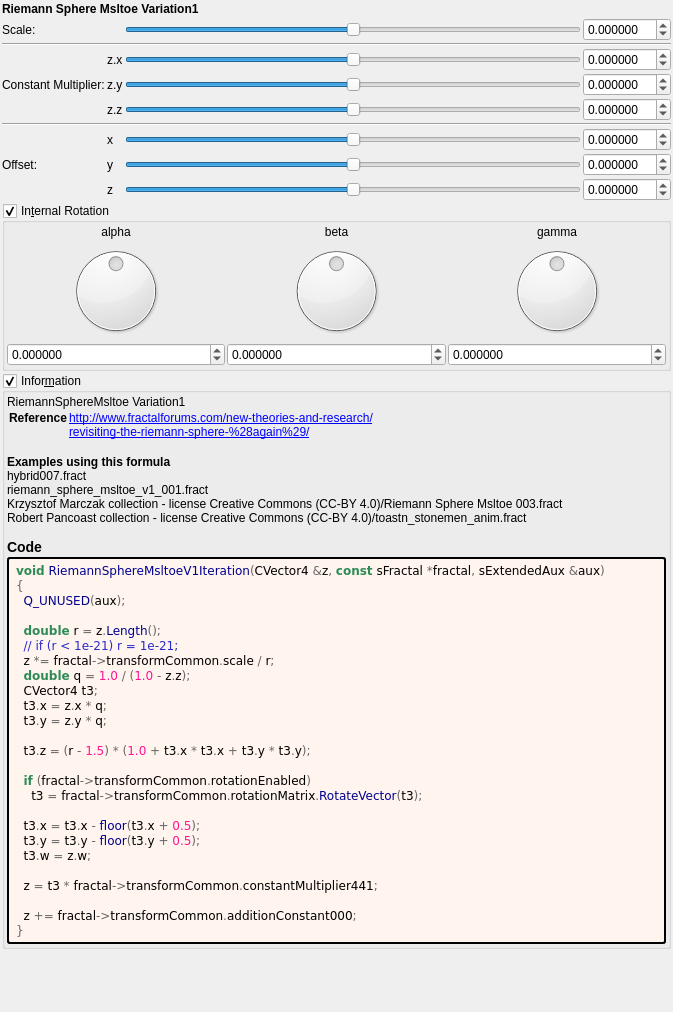
Above: mandelbulber2/formula/ui/fractal_riemann_sphere_msltoe_v1.ui from buddhi1980/mandelbulber2 before the change. Below: the same form after it.
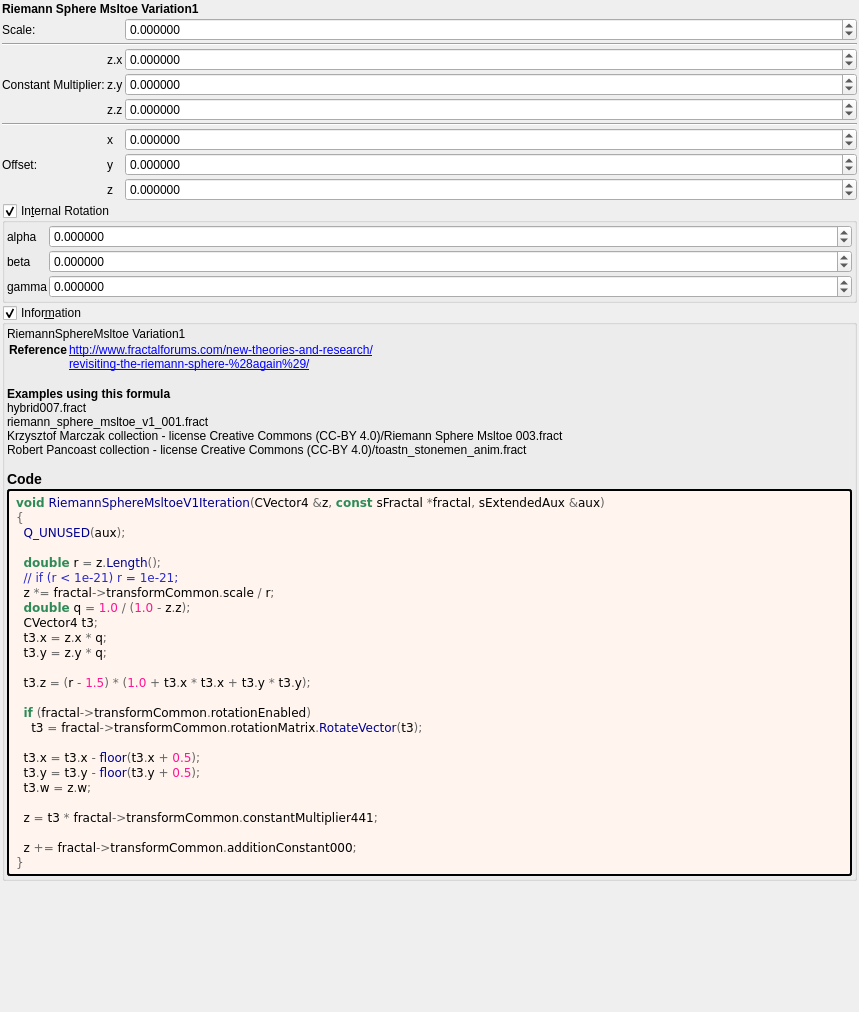
That is the form after the change. Custom widgets are drawn as their Qt base class.

Patch:
```diff
--- a/mandelbulber2/formula/ui/fractal_riemann_sphere_msltoe_v1.ui
+++ b/mandelbulber2/formula/ui/fractal_riemann_sphere_msltoe_v1.ui
@@ -6,7 +6,7 @@
    <rect>
     <x>0</x>
     <y>0</y>
-    <width>673</width>
+    <width>859</width>
     <height>1012</height>
    </rect>
   </property>
@@ -43,98 +43,10 @@
     </widget>
    </item>
    <item>
-    <layout class="QGridLayout" name="gridLayout_63">
+    <layout class="QGridLayout" name="gridLayout_63" columnstretch="0,0,0,1">
      <property name="spacing">
       <number>2</number>
      </property>
-     <item row="2" column="4">
-      <widget class="MyDoubleSpinBox" name="spinbox3_transf_constant_multiplier_441_x">
-       <property name="sizePolicy">
-        <sizepolicy hsizetype="Minimum" vsizetype="Maximum">
-         <horstretch>0</horstretch>
-         <verstretch>0</verstretch>
-        </sizepolicy>
-       </property>
-       <property name="prefix">
-        <string/>
-       </property>
-       <property name="suffix">
-        <string/>
-       </property>
-       <property name="decimals">
-        <number>6</number>
-       </property>
-       <property name="minimum">
-        <double>-99.989999999999995</double>
-       </property>
-       <property name="maximum">
-        <double>99.989999999999995</double>
-       </property>
-       <property name="singleStep">
-        <double>0.100000000000000</double>
-       </property>
-      </widget>
-     </item>
-     <item row="3" column="4">
-      <widget class="MyDoubleSpinBox" name="spinbox3_transf_constant_multiplier_441_y">
-       <property name="sizePolicy">
-        <sizepolicy hsizetype="Minimum" vsizetype="Maximum">
-         <horstretch>0</horstretch>
-         <verstretch>0</verstretch>
-        </sizepolicy>
-       </property>
-       <property name="prefix">
-        <string/>
-       </property>
-       <property name="suffix">
-        <string/>
-       </property>
-       <property name="decimals">
-        <number>6</number>
-       </property>
-       <property name="minimum">
-        <double>-99.989999999999995</double>
-       </property>
-       <property name="maximum">
-        <double>99.989999999999995</double>
-       </property>
-       <property name="singleStep">
-        <double>0.100000000000000</double>
-       </property>
-      </widget>
-     </item>
-     <item row="3" column="1">
-      <widget class="QLabel" name="label_108">
-       <property name="text">
-        <string>Constant Multiplier:</string>
-       </property>
-      </widget>
-     </item>
-     <item row="4" column="3">
-      <widget class="QSlider" name="slider3_transf_constant_multiplier_441_z">
-       <property name="sizePolicy">
-        <sizepolicy hsizetype="Expanding" vsizetype="Maximum">
-         <horstretch>0</horstretch>
-         <verstretch>0</verstretch>
-        </sizepolicy>
-       </property>
-       <property name="minimum">
-        <number>-10000000</number>
-       </property>
-       <property name="maximum">
-        <number>10000000</number>
-       </property>
-       <property name="value">
-        <number>0</number>
-       </property>
-       <property name="sliderPosition">
-        <number>0</number>
-       </property>
-       <property name="orientation">
-        <enum>Qt::Horizontal</enum>
-       </property>
-      </widget>
-     </item>
      <item row="4" column="2">
       <widget class="QLabel" name="label_111">
        <property name="text">
@@ -142,45 +54,66 @@
        </property>
       </widget>
      </item>
-     <item row="4" column="4">
-      <widget class="MyDoubleSpinBox" name="spinbox3_transf_constant_multiplier_441_z">
-       <property name="sizePolicy">
-        <sizepolicy hsizetype="Minimum" vsizetype="Maximum">
-         <horstretch>0</horstretch>
-         <verstretch>0</verstretch>
-        </sizepolicy>
-       </property>
-       <property name="prefix">
-        <string/>
-       </property>
-       <property name="suffix">
-        <string/>
-       </property>
-       <property name="decimals">
-        <number>6</number>
-       </property>
-       <property name="minimum">
-        <double>-99.989999999999995</double>
-       </property>
-       <property name="maximum">
-        <double>99.989999999999995</double>
-       </property>
-       <property name="singleStep">
-        <double>0.100000000000000</double>
-       </property>
-      </widget>
-     </item>
-     <item row="1" column="1" colspan="4">
-      <widget class="Line" name="line_55">
-       <property name="orientation">
-        <enum>Qt::Horizontal</enum>
-       </property>
-      </widget>
-     </item>
-     <item row="7" column="1">
-      <widget class="QLabel" name="label_255">
+     <item row="3" column="2">
+      <widget class="QLabel" name="label_110">
        <property name="text">
-        <string>Offset:</string>
+        <string notr="true">z.y</string>
+       </property>
+      </widget>
+     </item>
+     <item row="6" column="3">
+      <widget class="MyDoubleSpinBox" name="spinbox3_transf_addition_constant_x">
+       <property name="sizePolicy">
+        <sizepolicy hsizetype="Minimum" vsizetype="Maximum">
+         <horstretch>0</horstretch>
+         <verstretch>0</verstretch>
+        </sizepolicy>
+       </property>
+       <property name="prefix">
+        <string/>
+       </property>
+       <property name="suffix">
+        <string/>
+       </property>
+       <property name="decimals">
+        <number>6</number>
+       </property>
+       <property name="minimum">
+        <double>-99.989999999999995</double>
+       </property>
+       <property name="maximum">
+        <double>99.989999999999995</double>
+       </property>
+       <property name="singleStep">
+        <double>0.100000000000000</double>
+       </property>
+      </widget>
+     </item>
+     <item row="3" column="3">
+      <widget class="MyDoubleSpinBox" name="spinbox3_transf_constant_multiplier_441_y">
+       <property name="sizePolicy">
+        <sizepolicy hsizetype="Minimum" vsizetype="Maximum">
+         <horstretch>0</horstretch>
+         <verstretch>0</verstretch>
+        </sizepolicy>
+       </property>
+       <property name="prefix">
+        <string/>
+       </property>
+       <property name="suffix">
+        <string/>
+       </property>
+       <property name="decimals">
+        <number>6</number>
+       </property>
+       <property name="minimum">
+        <double>-99.989999999999995</double>
+       </property>
+       <property name="maximum">
+        <double>99.989999999999995</double>
+       </property>
+       <property name="singleStep">
+        <double>0.100000000000000</double>
        </property>
       </widget>
      </item>
@@ -191,7 +124,63 @@
        </property>
       </widget>
      </item>
-     <item row="0" column="4">
+     <item row="2" column="2">
+      <widget class="QLabel" name="label_109">
+       <property name="text">
+        <string notr="true">z.x</string>
+       </property>
+      </widget>
+     </item>
+     <item row="6" column="2">
+      <widget class="QLabel" name="label_112">
+       <property name="text">
+        <string notr="true">x</string>
+       </property>
+      </widget>
+     </item>
+     <item row="8" column="2">
+      <widget class="QLabel" name="label_114">
+       <property name="text">
+        <string notr="true">z</string>
+       </property>
+      </widget>
+     </item>
+     <item row="3" column="1">
+      <widget class="QLabel" name="label_108">
+       <property name="text">
+        <string>Constant Multiplier:</string>
+       </property>
+      </widget>
+     </item>
+     <item row="8" column="3">
+      <widget class="MyDoubleSpinBox" name="spinbox3_transf_addition_constant_z">
+       <property name="sizePolicy">
+        <sizepolicy hsizetype="Minimum" vsizetype="Maximum">
+         <horstretch>0</horstretch>
+         <verstretch>0</verstretch>
+        </sizepolicy>
+       </property>
+       <property name="prefix">
+        <string/>
+       </property>
+       <property name="suffix">
+        <string/>
+       </property>
+       <property name="decimals">
+        <number>6</number>
+       </property>
+       <property name="minimum">
+        <double>-99.989999999999995</double>
+       </property>
+       <property name="maximum">
+        <double>99.989999999999995</double>
+       </property>
+       <property name="singleStep">
+        <double>0.100000000000000</double>
+       </property>
+      </widget>
+     </item>
+     <item row="0" column="3">
       <widget class="MyDoubleSpinBox" name="spinbox_transf_scale">
        <property name="sizePolicy">
         <sizepolicy hsizetype="Minimum" vsizetype="Maximum">
@@ -219,6 +208,13 @@
        </property>
       </widget>
      </item>
+     <item row="5" column="1" colspan="3">
+      <widget class="Line" name="line_53">
+       <property name="orientation">
+        <enum>Qt::Horizontal</enum>
+       </property>
+      </widget>
+     </item>
      <item row="8" column="1">
       <widget class="QLabel" name="label_257">
        <property name="text">
@@ -226,36 +222,15 @@
        </property>
       </widget>
      </item>
-     <item row="7" column="4">
-      <widget class="MyDoubleSpinBox" name="spinbox3_transf_addition_constant_y">
-       <property name="sizePolicy">
-        <sizepolicy hsizetype="Minimum" vsizetype="Maximum">
-         <horstretch>0</horstretch>
-         <verstretch>0</verstretch>
-        </sizepolicy>
-       </property>
-       <property name="prefix">
-        <string/>
-       </property>
-       <property name="suffix">
-        <string/>
-       </property>
-       <property name="decimals">
-        <number>6</number>
-       </property>
-       <property name="minimum">
-        <double>-99.989999999999995</double>
-       </property>
-       <property name="maximum">
-        <double>99.989999999999995</double>
-       </property>
-       <property name="singleStep">
-        <double>0.100000000000000</double>
+     <item row="1" column="1" colspan="3">
+      <widget class="Line" name="line_55">
+       <property name="orientation">
+        <enum>Qt::Horizontal</enum>
        </property>
       </widget>
      </item>
-     <item row="6" column="4">
-      <widget class="MyDoubleSpinBox" name="spinbox3_transf_addition_constant_x">
+     <item row="2" column="3">
+      <widget class="MyDoubleSpinBox" name="spinbox3_transf_constant_multiplier_441_x">
        <property name="sizePolicy">
         <sizepolicy hsizetype="Minimum" vsizetype="Maximum">
          <horstretch>0</horstretch>
@@ -290,51 +265,35 @@
       </widget>
      </item>
      <item row="7" column="3">
-      <widget class="QSlider" name="slider3_transf_addition_constant_y">
+      <widget class="MyDoubleSpinBox" name="spinbox3_transf_addition_constant_y">
        <property name="sizePolicy">
-        <sizepolicy hsizetype="Expanding" vsizetype="Maximum">
+        <sizepolicy hsizetype="Minimum" vsizetype="Maximum">
          <horstretch>0</horstretch>
          <verstretch>0</verstretch>
         </sizepolicy>
        </property>
-       <property name="minimum">
-        <number>-5000000</number>
+       <property name="prefix">
+        <string/>
        </property>
-       <property name="maximum">
-        <number>5000000</number>
+       <property name="suffix">
+        <string/>
        </property>
-       <property name="singleStep">
-        <number>1</number>
+       <property name="decimals">
+        <number>6</number>
        </property>
-       <property name="orientation">
-        <enum>Qt::Horizontal</enum>
-       </property>
-      </widget>
-     </item>
-     <item row="0" column="3">
-      <widget class="QSlider" name="slider_transf_scale">
-       <property name="sizePolicy">
-        <sizepolicy hsizetype="Preferred" vsizetype="Preferred">
-         <horstretch>0</horstretch>
-         <verstretch>0</verstretch>
-        </sizepolicy>
-       </property>
        <property name="minimum">
-        <number>-5000000</number>
+        <double>-99.989999999999995</double>
        </property>
        <property name="maximum">
-        <number>5000000</number>
+        <double>99.989999999999995</double>
        </property>
        <property name="singleStep">
-        <number>1</number>
+        <double>0.100000000000000</double>
        </property>
-       <property name="orientation">
-        <enum>Qt::Horizontal</enum>
-       </property>
       </widget>
      </item>
-     <item row="8" column="4">
-      <widget class="MyDoubleSpinBox" name="spinbox3_transf_addition_constant_z">
+     <item row="4" column="3">
+      <widget class="MyDoubleSpinBox" name="spinbox3_transf_constant_multiplier_441_z">
        <property name="sizePolicy">
         <sizepolicy hsizetype="Minimum" vsizetype="Maximum">
          <horstretch>0</horstretch>
@@ -361,125 +320,10 @@
        </property>
       </widget>
      </item>
-     <item row="6" column="3">
-      <widget class="QSlider" name="slider3_transf_addition_constant_x">
-       <property name="sizePolicy">
-        <sizepolicy hsizetype="Preferred" vsizetype="Preferred">
-         <horstretch>0</horstretch>
-         <verstretch>0</verstretch>
-        </sizepolicy>
-       </property>
-       <property name="minimum">
-        <number>-5000000</number>
-       </property>
-       <property name="maximum">
-        <number>5000000</number>
-       </property>
-       <property name="singleStep">
-        <number>1</number>
-       </property>
-       <property name="orientation">
-        <enum>Qt::Horizontal</enum>
-       </property>
-      </widget>
-     </item>
-     <item row="8" column="3">
-      <widget class="QSlider" name="slider3_transf_addition_constant_z">
-       <property name="sizePolicy">
-        <sizepolicy hsizetype="Expanding" vsizetype="Maximum">
-         <horstretch>0</horstretch>
-         <verstretch>0</verstretch>
-        </sizepolicy>
-       </property>
-       <property name="minimum">
-        <number>-5000000</number>
-       </property>
-       <property name="maximum">
-        <number>5000000</number>
-       </property>
-       <property name="singleStep">
-        <number>1</number>
-       </property>
-       <property name="orientation">
-        <enum>Qt::Horizontal</enum>
-       </property>
-      </widget>
-     </item>
-     <item row="2" column="3">
-      <widget class="QSlider" name="slider3_transf_constant_multiplier_441_x">
-       <property name="sizePolicy">
-        <sizepolicy hsizetype="Expanding" vsizetype="Maximum">
-         <horstretch>0</horstretch>
-         <verstretch>0</verstretch>
-        </sizepolicy>
-       </property>
-       <property name="minimum">
-        <number>-10000000</number>
-       </property>
-       <property name="maximum">
-        <number>10000000</number>
-       </property>
-       <property name="value">
-        <number>0</number>
-       </property>
-       <property name="sliderPosition">
-        <number>0</number>
-       </property>
-       <property name="orientation">
-        <enum>Qt::Horizontal</enum>
-       </property>
-      </widget>
-     </item>
-     <item row="3" column="2">
-      <widget class="QLabel" name="label_110">
+     <item row="7" column="1">
+      <widget class="QLabel" name="label_255">
        <property name="text">
-        <string notr="true">z.y</string>
-       </property>
-      </widget>
-     </item>
-     <item row="2" column="2">
-      <widget class="QLabel" name="label_109">
-       <property name="text">
-        <string notr="true">z.x</string>
-       </property>
-      </widget>
-     </item>
-     <item row="3" column="3">
-      <widget class="QSlider" name="slider3_transf_constant_multiplier_441_y">
-       <property name="sizePolicy">
-        <sizepolicy hsizetype="Expanding" vsizetype="Maximum">
-         <horstretch>0</horstretch>
-         <verstretch>0</verstretch>
-        </sizepolicy>
-       </property>
-       <property name="minimum">
-        <number>-10000000</number>
-       </property>
-       <property name="maximum">
-        <number>10000000</number>
-       </property>
-       <property name="value">
-        <number>0</number>
-       </property>
-       <property name="sliderPosition">
-        <number>0</number>
-       </property>
-       <property name="orientation">
-        <enum>Qt::Horizontal</enum>
-       </property>
-      </widget>
-     </item>
-     <item row="6" column="2">
-      <widget class="QLabel" name="label_112">
-       <property name="text">
-        <string notr="true">x</string>
-       </property>
-      </widget>
-     </item>
-     <item row="5" column="1" colspan="4">
-      <widget class="Line" name="line_53">
-       <property name="orientation">
-        <enum>Qt::Horizontal</enum>
+        <string>Offset:</string>
        </property>
       </widget>
      </item>
@@ -490,13 +334,6 @@
        </property>
       </widget>
      </item>
-     <item row="8" column="2">
-      <widget class="QLabel" name="label_114">
-       <property name="text">
-        <string notr="true">z</string>
-       </property>
-      </widget>
-     </item>
     </layout>
    </item>
    <item>
@@ -524,108 +361,25 @@
        <number>2</number>
       </property>
       <item>
-       <layout class="QGridLayout" name="gridLayout_10">
+       <layout class="QGridLayout" name="gridLayout_10" columnstretch="0,1">
         <property name="spacing">
          <number>2</number>
         </property>
-        <item row="1" column="2">
-         <widget class="QLabel" name="label_36">
-          <property name="text">
-           <string notr="true">gamma</string>
-          </property>
-          <property name="alignment">
-           <set>Qt::AlignCenter</set>
-          </property>
-         </widget>
-        </item>
-        <item row="1" column="1">
-         <widget class="QLabel" name="label_34">
-          <property name="text">
-           <string notr="true">beta</string>
-          </property>
-          <property name="alignment">
-           <set>Qt::AlignCenter</set>
-          </property>
-         </widget>
-        </item>
         <item row="1" column="0">
          <widget class="QLabel" name="label_35">
           <property name="text">
            <string notr="true">alpha</string>
           </property>
-          <property name="alignment">
-           <set>Qt::AlignCenter</set>
-          </property>
-         </widget>
-        </item>
-        <item row="2" column="1">
-         <widget class="QDial" name="dial3_transf_rotation_y">
-          <property name="minimum">
-           <number>-18000</number>
-          </property>
-          <property name="maximum">
-           <number>18000</number>
-          </property>
-          <property name="wrapping">
-           <bool>true</bool>
-          </property>
-         </widget>
-        </item>
-        <item row="2" column="2">
-         <widget class="QDial" name="dial3_transf_rotation_z">
-          <property name="minimum">
-           <number>-18000</number>
-          </property>
-          <property name="maximum">
-           <number>18000</number>
-          </property>
-          <property name="wrapping">
-           <bool>true</bool>
-          </property>
-         </widget>
-        </item>
-        <item row="3" column="0">
-         <widget class="MyDoubleSpinBox" name="spinboxd3_transf_rotation_x">
-          <property name="sizePolicy">
-           <sizepolicy hsizetype="Minimum" vsizetype="Maximum">
-            <horstretch>0</horstretch>
-            <verstretch>0</verstretch>
-           </sizepolicy>
-          </property>
-          <property name="prefix">
-           <string/>
-          </property>
-          <property name="suffix">
-           <string/>
-          </property>
-          <property name="decimals">
-           <number>6</number>
-          </property>
-          <property name="minimum">
-           <double>-180.000000000000000</double>
-          </property>
-          <property name="maximum">
-           <double>180.000000000000000</double>
-          </property>
-          <property name="singleStep">
-           <double>1.000000000000000</double>
-          </property>
          </widget>
         </item>
         <item row="2" column="0">
-         <widget class="QDial" name="dial3_transf_rotation_x">
-          <property name="minimum">
-           <number>-18000</number>
-          </property>
-          <property name="maximum">
-           <number>18000</number>
-          </property>
-          <property name="wrapping">
-           <bool>true</bool>
+         <widget class="QLabel" name="label_34">
+          <property name="text">
+           <string notr="true">beta</string>
           </property>
          </widget>
         </item>
-        <item row="3" column="2">
+        <item row="3" column="1">
          <widget class="MyDoubleSpinBox" name="spinboxd3_transf_rotation_z">
           <property name="sizePolicy">
            <sizepolicy hsizetype="Minimum" vsizetype="Maximum">
@@ -653,7 +407,7 @@
           </property>
          </widget>
         </item>
-        <item row="3" column="1">
+        <item row="2" column="1">
          <widget class="MyDoubleSpinBox" name="spinboxd3_transf_rotation_y">
           <property name="sizePolicy">
            <sizepolicy hsizetype="Minimum" vsizetype="Maximum">
@@ -681,6 +435,41 @@
           </property>
          </widget>
         </item>
+        <item row="1" column="1">
+         <widget class="MyDoubleSpinBox" name="spinboxd3_transf_rotation_x">
+          <property name="sizePolicy">
+           <sizepolicy hsizetype="Minimum" vsizetype="Maximum">
+            <horstretch>0</horstretch>
+            <verstretch>0</verstretch>
+           </sizepolicy>
+          </property>
+          <property name="prefix">
+           <string/>
+          </property>
+          <property name="suffix">
+           <string/>
+          </property>
+          <property name="decimals">
+           <number>6</number>
+          </property>
+          <property name="minimum">
+           <double>-180.000000000000000</double>
+          </property>
+          <property name="maximum">
+           <double>180.000000000000000</double>
+          </property>
+          <property name="singleStep">
+           <double>1.000000000000000</double>
+          </property>
+         </widget>
+        </item>
+        <item row="3" column="0">
+         <widget class="QLabel" name="label_36">
+          <property name="text">
+           <string notr="true">gamma</string>
+          </property>
+         </widget>
+        </item>
        </layout>
       </item>
      </layout>
@@ -799,17 +588,17 @@
   </layout>
  </widget>
  <customwidgets>
-  <customwidget>
-   <class>MyDoubleSpinBox</class>
-   <extends>QDoubleSpinBox</extends>
-   <header>my_double_spin_box.h</header>
-  </customwidget>
   <customwidget>
    <class>MyGroupBox</class>
    <extends>QGroupBox</extends>
    <header>my_group_box.h</header>
    <container>1</container>
   </customwidget>
+  <customwidget>
+   <class>MyDoubleSpinBox</class>
+   <extends>QDoubleSpinBox</extends>
+   <header>my_double_spin_box.h</header>
+  </customwidget>
  </customwidgets>
  <tabstops>
   <tabstop>slider_transf_scale</tabstop>
```
Left out of the diff: 14 changed lines with no effect on the pictures.
